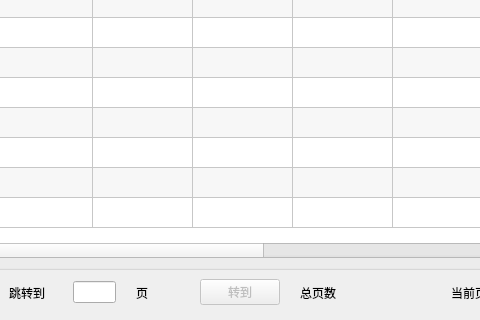
This is ui/MachineSelect.ui in tainyuhong/pyside_machine_system as Qt 5 draws it before an edit; both pictures show x 431 to 911 and y 448 to 768 of the 1024 by 768 pixel window. The edited form follows.
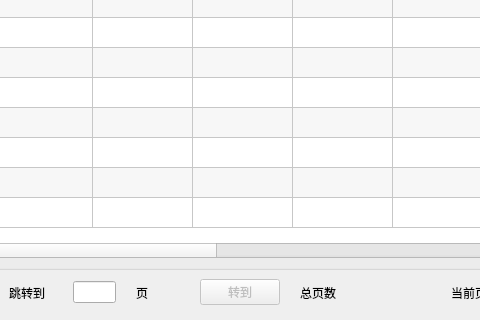
This is the edited form. Icons and pictures are not drawn.

```diff
--- a/ui/MachineSelect.ui
+++ b/ui/MachineSelect.ui
@@ -306,7 +306,7 @@
            <number>15</number>
           </property>
           <property name="columnCount">
-           <number>13</number>
+           <number>14</number>
           </property>
           <attribute name="horizontalHeaderVisible">
            <bool>true</bool>
@@ -354,6 +354,7 @@
           <column/>
           <column/>
           <column/>
+          <column/>
          </widget>
         </item>
        </layout>
```
